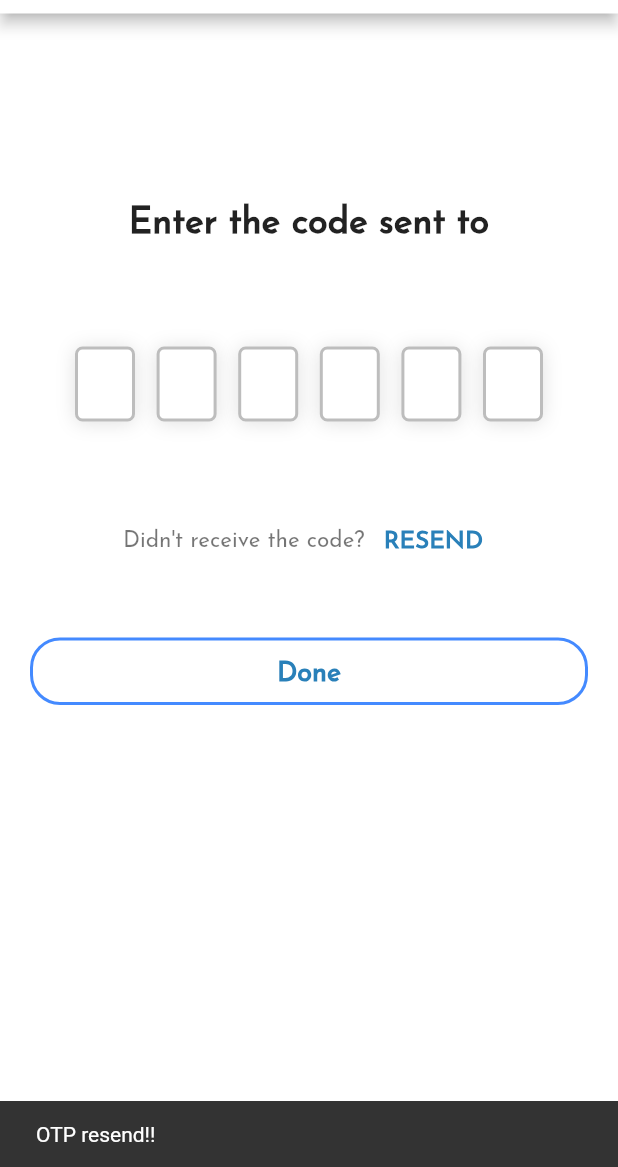
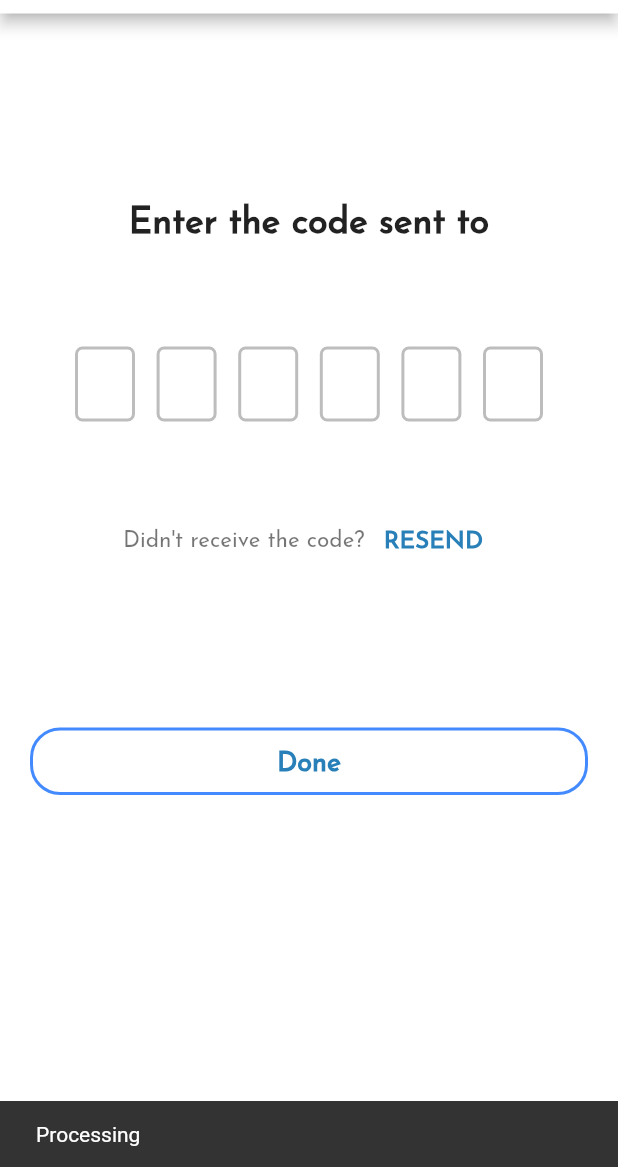
Before and after one commit to Year4-S1/CTSE_frontend, a Flutter app: the OtpVerifyScreen screen opened directly with empty values, after a tap on "RESEND", on a phone screen of 412 x 824 dp, the part 69-1236 px from its top. Run offline on Flutter 3.47's test engine with Material 2 defaults, Android fonts, the light colour scheme and no system bars; drawn by our look-alikes of pin_code_fields; our stand-ins replace connectivity_plus, datetime_picker_formfield, flutter_spinkit, font_awesome_flutter, page_transition, shared_preferences; accounts and stored records are empty; network calls fail.

Commit message:
ui fixes

```diff
--- a/lib/screens/onBoarding/otp_verify.dart
+++ b/lib/screens/onBoarding/otp_verify.dart
@@ -8,6 +8,7 @@ import 'package:page_transition/page_transition.dart';
 import 'package:pin_code_fields/pin_code_fields.dart';
 import 'package:flutter/material.dart';
 
+import '../../utils/helper.dart';
 import '../../utils/settings.dart';
 import '../../widgets/custom_appbar.dart';
 import '../../widgets/custom_button.dart';
@@ -15,8 +16,9 @@ import 'login.dart';
 
 class OtpVerifyScreen extends StatefulWidget {
   final String email;
+  final String password;
 
-  OtpVerifyScreen(this.email, {Key? key}) : super(key: key);
+  OtpVerifyScreen(this.email, this.password, {Key? key}) : super(key: key);
   @override
   _OtpVerifyScreen createState() => _OtpVerifyScreen();
 }
@@ -66,7 +68,7 @@ class _OtpVerifyScreen extends State<OtpVerifyScreen> {
           await Settings.setAccessToken(userId);
           await Settings.setUserEmail(widget.email);
 
-          snackBar("OTP Verified!!");
+          snackBar("OTP Verified!", context);
           Navigator.push(
             context,
             PageTransition(
@@ -74,8 +76,22 @@ class _OtpVerifyScreen extends State<OtpVerifyScreen> {
           );
         }
       } else {
-        snackBar("Something went wrong");
+        snackBar("Something went wrong", context);
       }
+    }
+  }
+
+  resendOtp() async {
+    snackBar("Processing", context);
+    final response =
+        await ApiCalls.signInUp(email: widget.email, password: widget.password);
+
+    var json = response.jsonBody;
+
+    if (json['message'] == "OTP Sent") {
+      snackBar("OTP sent!", context);
+    } else {
+      snackBar("Something went wrong", context);
     }
   }
 
@@ -171,13 +187,6 @@ class _OtpVerifyScreen extends State<OtpVerifyScreen> {
                             errorAnimationController: errorController,
                             controller: textEditingController,
                             keyboardType: TextInputType.number,
-                            boxShadows: const [
-                              BoxShadow(
-                                offset: Offset(0, 1),
-                                color: Colors.black12,
-                                blurRadius: 10,
-                              )
-                            ],
                             onCompleted: (v) {
                               print("Completed");
                             },
@@ -211,7 +220,9 @@ class _OtpVerifyScreen extends State<OtpVerifyScreen> {
                           style: TextStyle(color: Colors.black54, fontSize: 15),
                         ),
                         TextButton(
-                            onPressed: () => snackBar("OTP resend!!"),
+                            onPressed: () {
+                              resendOtp();
+                            },
                             child: const Text(
                               "RESEND",
                               style: TextStyle(
@@ -222,7 +233,7 @@ class _OtpVerifyScreen extends State<OtpVerifyScreen> {
                       ],
                     ),
                     const SizedBox(
-                      height: 40,
+                      height: 100,
                     ),
                     CustomButton(
                       text: "Done",
@@ -250,13 +261,4 @@ class _OtpVerifyScreen extends State<OtpVerifyScreen> {
       ),
     );
   }
-
-  snackBar(String? message) {
-    return ScaffoldMessenger.of(context).showSnackBar(
-      SnackBar(
-        content: Text(message!),
-        duration: const Duration(seconds: 2),
-      ),
-    );
-  }
 }
--- a/lib/screens/onBoarding/splash.dart
+++ b/lib/screens/onBoarding/splash.dart
@@ -12,6 +12,7 @@ class SplashScreen extends StatefulWidget {
 }
 
 class _SplashScreenState extends State<SplashScreen> {
+  bool? checker = false;
   @override
   void initState() {
     super.initState();
@@ -19,8 +20,8 @@ class _SplashScreenState extends State<SplashScreen> {
   }
 
   navChecker() async {
-    bool? checker = await Settings.getSigned();
-    checker == null ? checker == false : null;
+    checker = await Settings.getSigned();
+    checker == null ? checker = false : print(checker);
 
     if (checker!) {
       Future.delayed(const Duration(seconds: 5), () {
```
Also changed, not shown: lib/screens/home.dart (+14 -5 lines), lib/screens/notes/updateNote.dart (+71 -49 lines), lib/screens/onBoarding/login.dart (+7 -18 lines).
